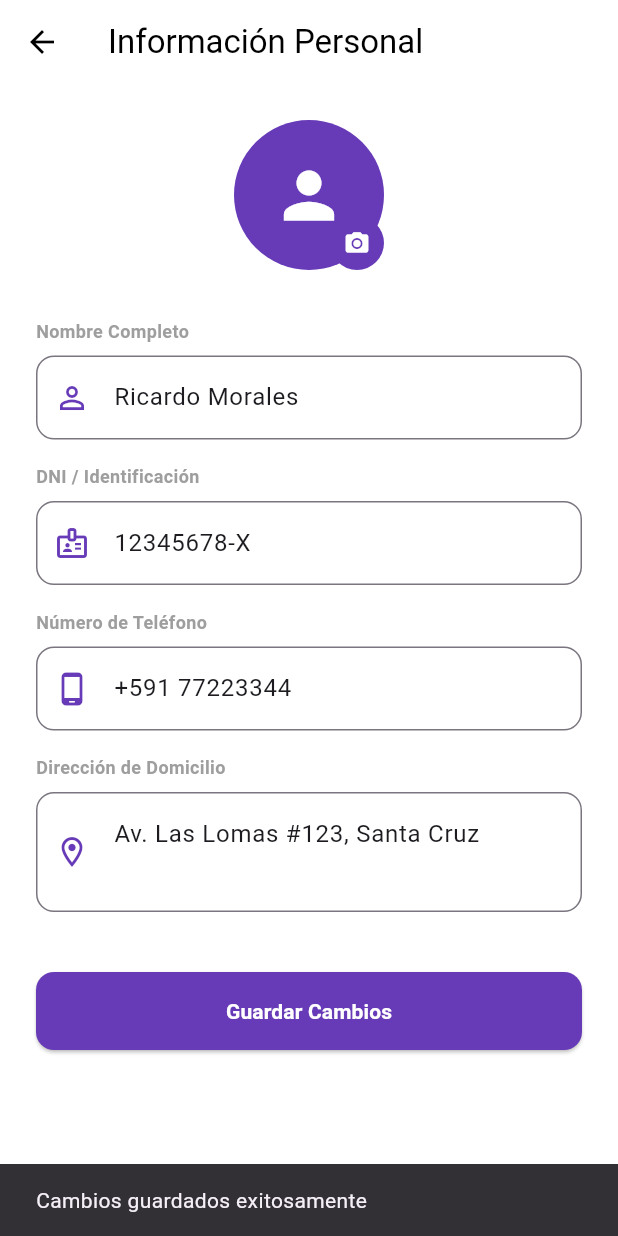
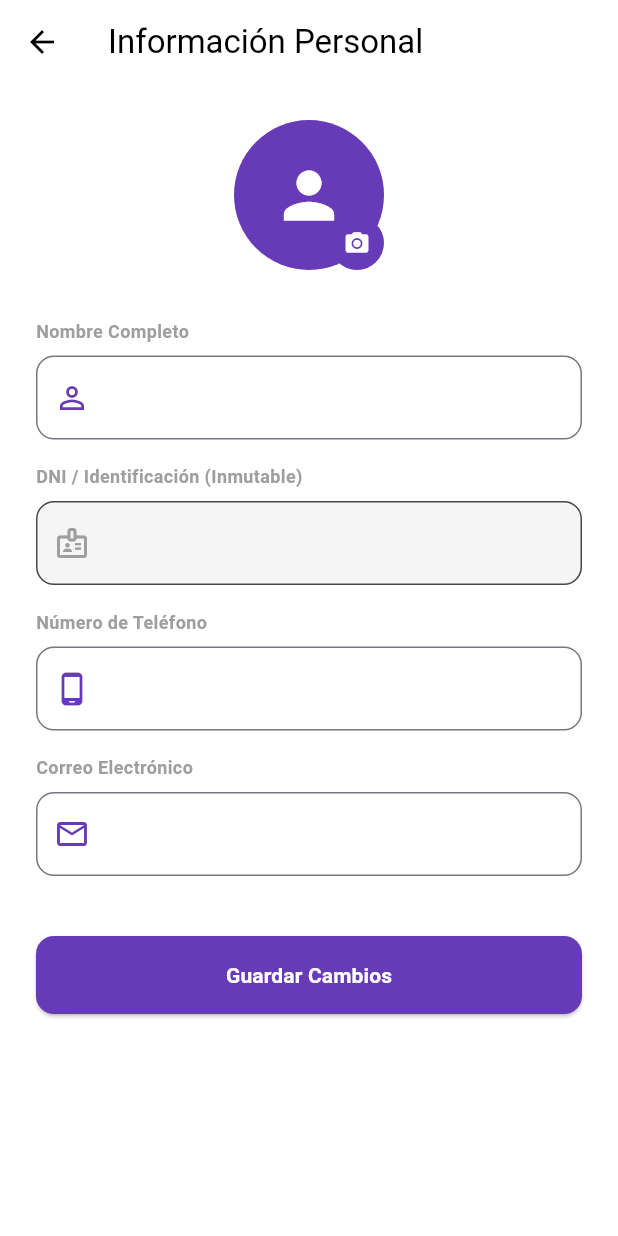
Before and after one commit to LUISALEJANDROSANDOVAL/EduSafe, a Flutter app: the PersonalInfoPage screen opened directly, after a tap on "Guardar Cambios", on a phone screen of 412 x 824 dp. Run offline on Flutter 3.47's test engine with Material 3 defaults, Android fonts, the phone set to English and light mode, and no system bars; our stand-ins replace flutter_dotenv, supabase_flutter; missing offline and left inert: dart:html; accounts and stored records are empty.

Commit message:
conexion a la base de datos usuarios de tutores

```diff
--- a/lib/pages/PersonalInfoPage.dart
+++ b/lib/pages/PersonalInfoPage.dart
@@ -1,4 +1,5 @@
 import 'package:flutter/material.dart';
+import '../services/supabase_service.dart';
 
 class PersonalInfoPage extends StatefulWidget {
   const PersonalInfoPage({super.key});
@@ -8,10 +9,34 @@ class PersonalInfoPage extends StatefulWidget {
 }
 
 class _PersonalInfoPageState extends State<PersonalInfoPage> {
-  final _nameController = TextEditingController(text: 'Ricardo Morales');
-  final _dniController = TextEditingController(text: '12345678-X');
-  final _phoneController = TextEditingController(text: '+591 77223344');
-  final _addressController = TextEditingController(text: 'Av. Las Lomas #123, Santa Cruz');
+  final _nameController = TextEditingController();
+  final _dniController = TextEditingController();
+  final _phoneController = TextEditingController();
+  final _emailController = TextEditingController();
+
+  bool _isLoading = true;
+  bool _isSaving = false;
+
+  @override
+  void initState() {
+    super.initState();
+    _loadProfile();
+  }
+
+  Future<void> _loadProfile() async {
+    final profile = await SupabaseService().getCurrentUserProfile();
+    if (profile != null) {
+      setState(() {
+        _nameController.text = profile['nombre_completo'] ?? '';
+        _dniController.text = profile['cedula_identidad'] ?? '';
+        _phoneController.text = profile['telefono'] ?? '';
+        _emailController.text = profile['correo'] ?? '';
+      });
+    }
+    if (mounted) {
+      setState(() => _isLoading = false);
+    }
+  }
 
   @override
   Widget build(BuildContext context) {
@@ -25,7 +50,9 @@ class _PersonalInfoPageState extends State<PersonalInfoPage> {
       ),
       body: SingleChildScrollView(
         padding: const EdgeInsets.all(24),
-        child: Column(
+        child: _isLoading
+            ? const Center(child: CircularProgressIndicator(color: Colors.deepPurple))
+            : Column(
           crossAxisAlignment: CrossAxisAlignment.start,
           children: [
             const Center(
@@ -51,26 +78,59 @@ class _PersonalInfoPageState extends State<PersonalInfoPage> {
             const SizedBox(height: 32),
             _buildField('Nombre Completo', _nameController, Icons.person_outline),
             const SizedBox(height: 16),
-            _buildField('DNI / Identificación', _dniController, Icons.badge_outlined),
+            _buildField('DNI / Identificación (Inmutable)', _dniController, Icons.badge_outlined, readOnly: true),
             const SizedBox(height: 16),
             _buildField('Número de Teléfono', _phoneController, Icons.phone_android_rounded),
             const SizedBox(height: 16),
-            _buildField('Dirección de Domicilio', _addressController, Icons.location_on_outlined, maxLines: 2),
+            _buildField('Correo Electrónico', _emailController, Icons.email_outlined),
             const SizedBox(height: 40),
             SizedBox(
               width: double.infinity,
               child: ElevatedButton(
-                onPressed: () {
-                  ScaffoldMessenger.of(context).showSnackBar(
-                    const SnackBar(content: Text('Cambios guardados exitosamente')),
-                  );
+                onPressed: _isSaving ? null : () async {
+                  setState(() => _isSaving = true);
+                  try {
+                    final profile = await SupabaseService().getCurrentUserProfile();
+                    if (profile != null) {
+                      await SupabaseService().updateUserProfile(
+                        id: profile['id'],
+                        nombreCompleto: _nameController.text.trim(),
+                        // La cédula de identidad es inmutable, no la actualizamos
+                        telefono: _phoneController.text.trim(),
+                        correo: _emailController.text.trim(),
+                      );
+                      if (context.mounted) {
+                        ScaffoldMessenger.of(context).showSnackBar(
+                          const SnackBar(
+                            content: Text('Cambios guardados exitosamente en la base de datos'),
+                            backgroundColor: Colors.green,
+                          ),
+                        );
+                      }
+                    }
+                  } catch (e) {
+                    if (context.mounted) {
+                      ScaffoldMessenger.of(context).showSnackBar(
+                        SnackBar(
+                          content: Text('Error al guardar: ${e.toString().replaceAll('Exception: ', '')}'),
+                          backgroundColor: Colors.red,
+                        ),
+                      );
+                    }
+                  } finally {
+                    if (context.mounted) {
+                      setState(() => _isSaving = false);
+                    }
+                  }
                 },
                 style: ElevatedButton.styleFrom(
                   backgroundColor: Colors.deepPurple,
                   padding: const EdgeInsets.symmetric(vertical: 16),
                   shape: RoundedRectangleBorder(borderRadius: BorderRadius.circular(12)),
                 ),
-                child: const Text('Guardar Cambios', style: TextStyle(color: Colors.white, fontWeight: FontWeight.bold)),
+                child: _isSaving
+                    ? const SizedBox(height: 20, width: 20, child: CircularProgressIndicator(color: Colors.white, strokeWidth: 2))
+                    : const Text('Guardar Cambios', style: TextStyle(color: Colors.white, fontWeight: FontWeight.bold)),
               ),
             ),
           ],
@@ -79,7 +139,7 @@ class _PersonalInfoPageState extends State<PersonalInfoPage> {
     );
   }
 
-  Widget _buildField(String label, TextEditingController controller, IconData icon, {int maxLines = 1}) {
+  Widget _buildField(String label, TextEditingController controller, IconData icon, {int maxLines = 1, bool readOnly = false}) {
     return Column(
       crossAxisAlignment: CrossAxisAlignment.start,
       children: [
@@ -88,10 +148,17 @@ class _PersonalInfoPageState extends State<PersonalInfoPage> {
         TextField(
           controller: controller,
           maxLines: maxLines,
+          readOnly: readOnly,
+          style: TextStyle(color: readOnly ? Colors.grey.shade600 : Colors.black),
           decoration: InputDecoration(
-            prefixIcon: Icon(icon, color: Colors.deepPurple),
+            filled: readOnly,
+            fillColor: readOnly ? Colors.grey.shade100 : Colors.transparent,
+            prefixIcon: Icon(icon, color: readOnly ? Colors.grey : Colors.deepPurple),
             border: OutlineInputBorder(borderRadius: BorderRadius.circular(12)),
-            focusedBorder: OutlineInputBorder(borderRadius: BorderRadius.circular(12), borderSide: const BorderSide(color: Colors.deepPurple, width: 2)),
+            focusedBorder: OutlineInputBorder(
+              borderRadius: BorderRadius.circular(12),
+              borderSide: BorderSide(color: readOnly ? Colors.grey : Colors.deepPurple, width: 2),
+            ),
           ),
         ),
       ],
```
Also changed, not shown: lib/pages/Login.dart (+67 -7 lines), lib/pages/UserProfileSettings.dart (+13 -4 lines), lib/services/supabase_service.dart (+62 -6 lines).
